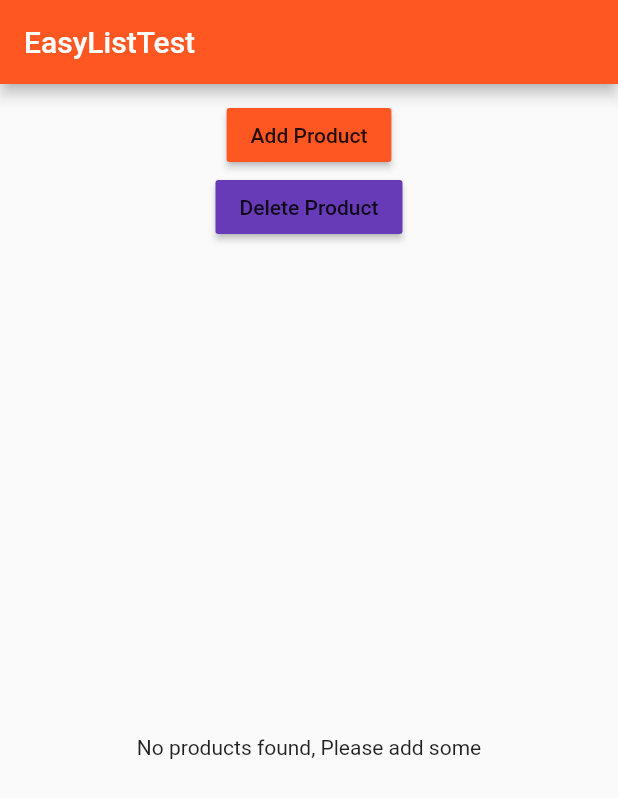
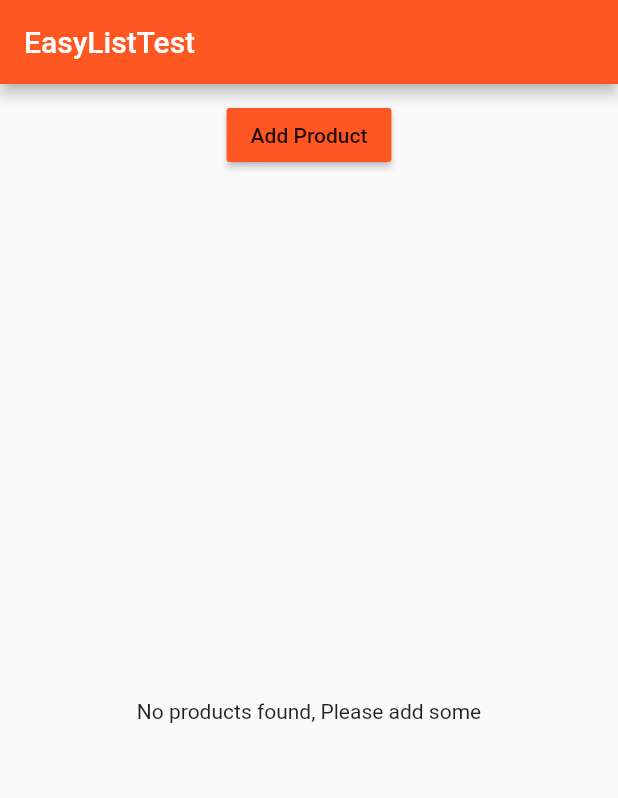
Before and after one commit to brian880120/flutter_tutorial, a Flutter app: the screen it shows after launch, on a phone screen of 412 x 824 dp. Shown: the top 798 px of the screen. Run offline on Flutter 3.47's test engine with Material 2 defaults, Android fonts, the phone set to English and light mode, and no system bars.

Commit message:
remove global delete button

```diff
--- a/lib/product_control.dart
+++ b/lib/product_control.dart
@@ -3,9 +3,8 @@ import './entity/Product.dart';
 
 class ProductControl extends StatelessWidget {
     final Function addProduct;
-    final Function deleteProduct;
 
-    ProductControl(this.addProduct, this.deleteProduct);
+    ProductControl(this.addProduct);
 
     @override
     Widget build(BuildContext context) {
@@ -19,13 +18,6 @@ class ProductControl extends StatelessWidget {
                     },
                     child: Text('Add Product'),
                 ),
-                RaisedButton(
-                    color: Theme.of(context).accentColor,
-                    onPressed: () {
-                        deleteProduct();
-                    },
-                    child: Text('Delete Product'),
-                ),
             ],
         );
     }
--- a/lib/product_manager.dart
+++ b/lib/product_manager.dart
@@ -36,10 +36,10 @@ class _ProductManagerState extends State<ProductManager> {
         });
     }
 
-    void _deleteProduct() {
+    void _deleteProduct(int index) {
         if (_products.length > 0) {
             setState(() {
-                _products.removeLast();
+                _products.removeAt(index);
             });
         }
     }
@@ -50,10 +50,10 @@ class _ProductManagerState extends State<ProductManager> {
             children: <Widget>[
                 Container(
                     margin: EdgeInsets.all(10.0),
-                    child: ProductControl(_updateProduct, _deleteProduct),
+                    child: ProductControl(_updateProduct),
                 ),
                 Expanded(
-                    child: Products(_products),
+                    child: Products(_products, deleteProduct: _deleteProduct),
                 )
             ],
         );
--- a/lib/products.dart
+++ b/lib/products.dart
@@ -4,8 +4,9 @@ import './entity/Product.dart';
 
 class Products extends StatelessWidget {
     final List<Product> products;
+    final Function deleteProduct;
 
-    Products(this.products);
+    Products(this.products, {this.deleteProduct});
 
     Widget _buildProductItem(BuildContext context, int index) {
         return Card(
@@ -22,7 +23,7 @@ class Products extends StatelessWidget {
                                     Navigator.push<Map<String, bool>>(context, MaterialPageRoute(
                                         builder: (BuildContext context) => ProductPage(products[index]),
                                     )).then((Map<String, bool> value) {
-                                        print(value);
+                                        deleteProduct(index);
                                     });
                                 },
                             )
```
